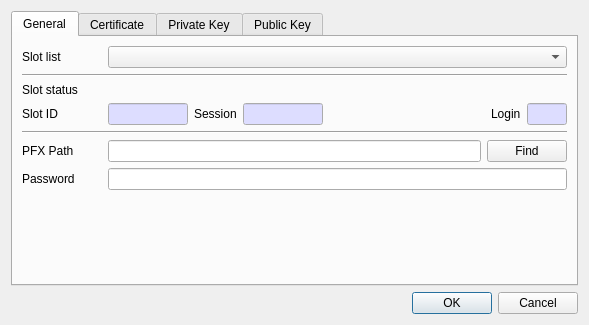
Above: CryptokiMan/import_pfx_dlg.ui from jykim74/CryptokiMan before the change. Below: the same form after it.
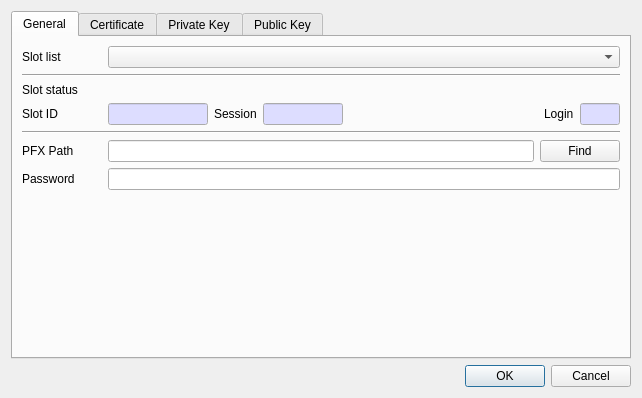
That is the form after the change. The open tabs and pages were chosen to show the change.

```diff
--- a/CryptokiMan/import_pfx_dlg.ui
+++ b/CryptokiMan/import_pfx_dlg.ui
@@ -6,8 +6,8 @@
    <rect>
     <x>0</x>
     <y>0</y>
-    <width>589</width>
-    <height>325</height>
+    <width>642</width>
+    <height>398</height>
    </rect>
   </property>
   <property name="windowTitle">
@@ -77,7 +77,7 @@
           <widget class="QLineEdit" name="mSlotIDText">
            <property name="maximumSize">
             <size>
-             <width>80</width>
+             <width>100</width>
              <height>16777215</height>
             </size>
            </property>
```
Left out of the diff: 2 changed lines with no effect on the pictures.
